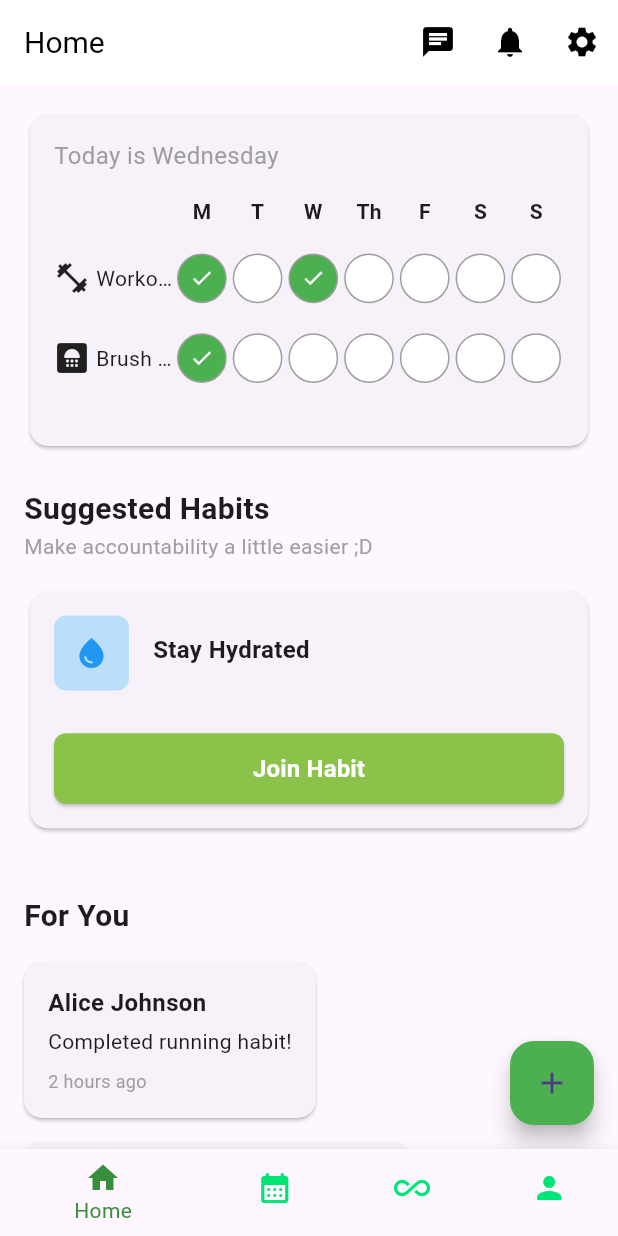
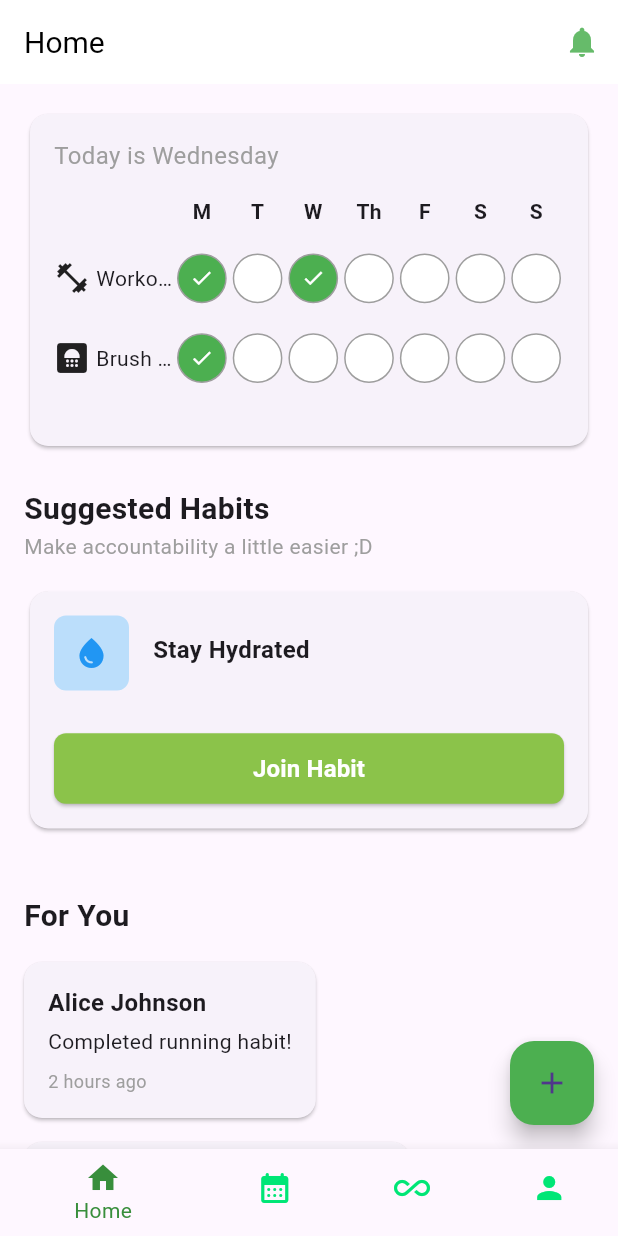
Before and after one commit to uhabit-cs320/uhabit-app, a Flutter app: the screen it shows after launch, on a phone screen of 412 x 824 dp. Run offline on Flutter 3.47's test engine with Material 3 defaults, Android fonts, the phone set to English and light mode, and no system bars.

Commit message:
Update AppBar.dart

```diff
--- a/lib/AppBar.dart
+++ b/lib/AppBar.dart
@@ -21,13 +21,7 @@ class CustomAppBar extends StatelessWidget implements PreferredSizeWidget {
       elevation: 0,
       actions: [
         IconButton(
-          icon: Icon(Icons.chat, color: Colors.black),
-          onPressed: () {
-            // Define the action for chat icon
-          },
-        ),
-        IconButton(
-          icon: Icon(Icons.notifications, color: Colors.black),
+          icon: Icon(Icons.notifications, color: Colors.green[400]),
           onPressed: () {
             Navigator.push(
               context,
@@ -35,20 +29,16 @@ class CustomAppBar extends StatelessWidget implements PreferredSizeWidget {
             );
           },
         ),
-        IconButton(
-          icon: Icon(Icons.settings, color: Colors.black),
-          onPressed: () {
-            Navigator.push(
-              context,
-              MaterialPageRoute(builder: (context) => SettingsScreen()),
-            );
-          },
-        ),
       ],
-      iconTheme: IconThemeData(color: Colors.black),
+      iconTheme: IconThemeData(color: Colors.green[400]),
     );
   }
 
   @override
   Size get preferredSize => Size.fromHeight(kToolbarHeight);
 }
+
+
+  @override
+  Size get preferredSize => Size.fromHeight(kToolbarHeight);
+}
```
